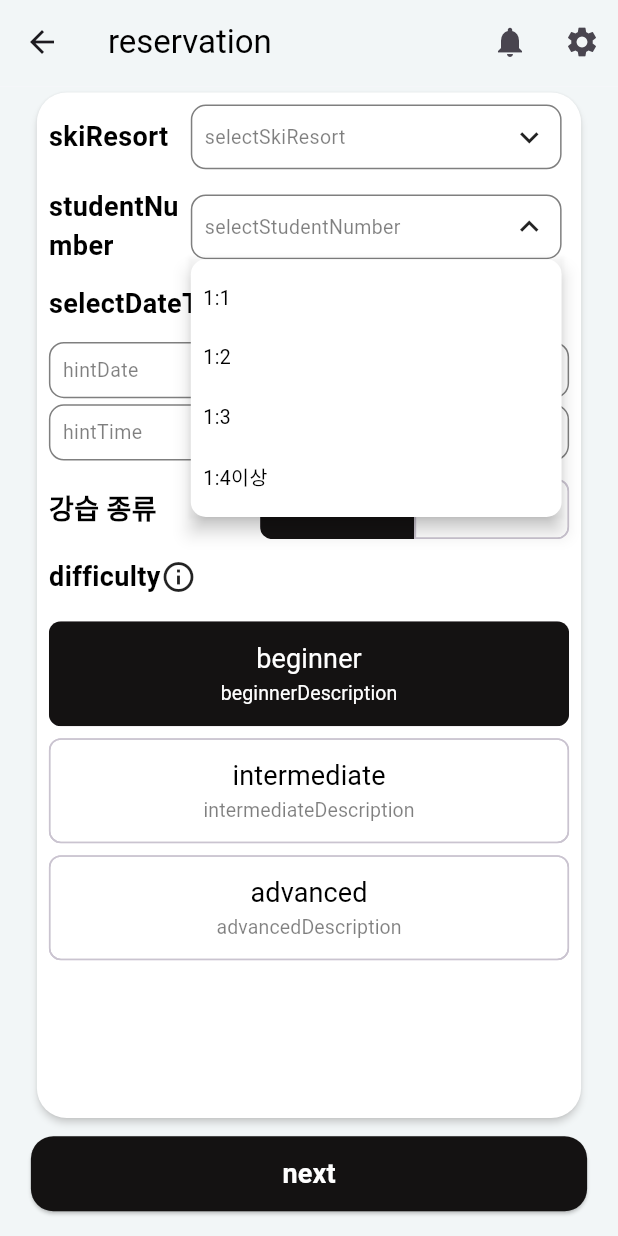
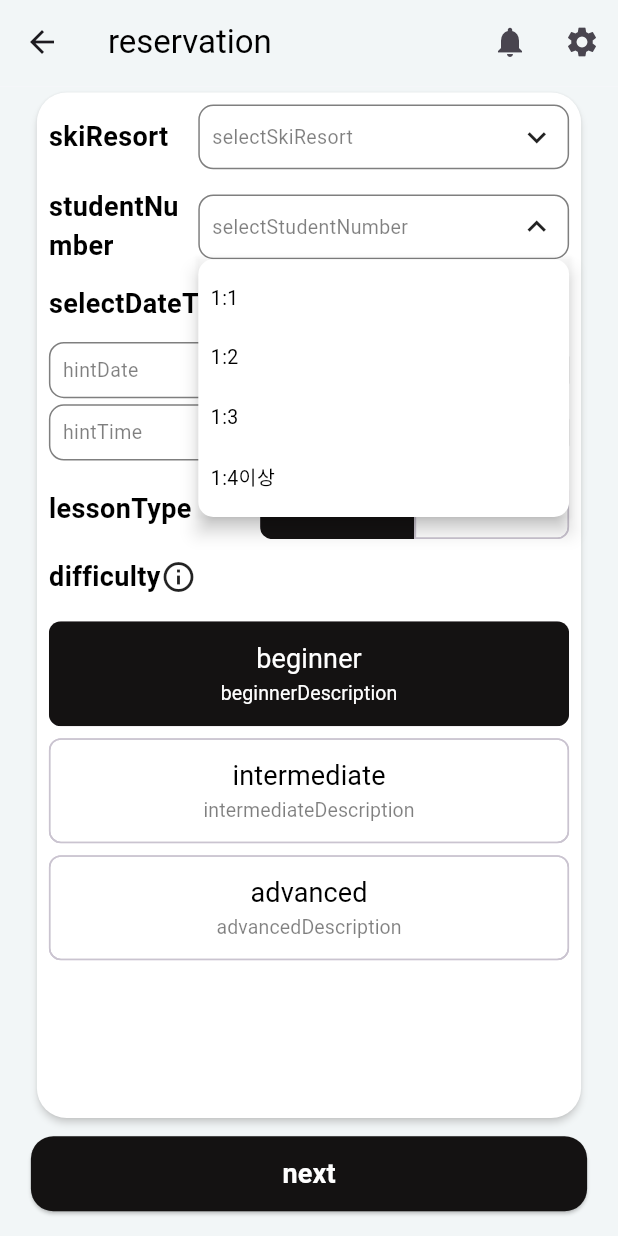
Before and after one commit to jason9865/go-ski, a Flutter app: the ReservationSelectScreen screen opened by its route, after a tap on "selectStudentNumber", on a phone screen of 412 x 824 dp. Run offline on Flutter 3.47's test engine with Material 3 defaults, Android fonts, the phone set to English and light mode, and no system bars; our stand-ins replace carousel_slider, dio, easy_localization, flutter_dotenv, flutter_secure_storage, flutter_svg and 4 more; missing offline and left inert: flutter_config, kakao_flutter_sdk; accounts and stored records are empty; network calls fail; Roboto replaces fonts that are missing (Jua); project files that could hold a hidden picture were left out.

```diff
--- a/goski_student/assets/translations/ko-KR.json
+++ b/goski_student/assets/translations/ko-KR.json
@@ -120,6 +120,7 @@
   "type": "종류",
   "selectDateTime": "일정 선택",
   "studentNumber": "강습 인원",
+  "lessonType": "강습 종류",
   "specialNote": "특이사항",
   "rest": "휴무",
   "selectStudentNumber": "강습 인원을 선택해주세요.",
@@ -218,22 +219,22 @@
   "price": "{}원",
   "kakaoPay": "카카오페이",
   "naverPay": "네이버페이",
-  "ask" : "문의",
-  "myLesson" : "나의 강습",
-  "paymentHistory" : "결제 내역",
-  "reservation" : "예약",
-  "dynamicUser" : "{}님",
-  "termsOfUse" : "이용약관",
-	"privacyPolicy" : "개인정보처리방침",
-	"businessInfo" : "사업자 정보",
-	"refundPolicy2" : "환불 정책",
-  "disclaimer" : "주식회사 고스키는 통신판매중개사로서, 상품/거래정보 및 거래와 관련하여 통신판매 당사자의 고의 또는 과실로 소비자에게 발생하는 손해에 대해 책임을 지지 않습니다. 상품 및 거래에 대한 정확한 정보는 해당 판매자에게 직접 확인바랍니다.",
-  "copyright" : "Copyright GOSKI. All Rights Reserved.",
-  "goskiBusinessInfo" : "고스키 사업자 정보",
-  "orderByPrice" : "가격순",
-  "orderByStar" : "별점순",
-  "orderByLowerPrice" : "낮은 가격순",
-  "orderByHigherPrice" : "높은 가격순",
+  "ask": "문의",
+  "myLesson": "나의 강습",
+  "paymentHistory": "결제 내역",
+  "reservation": "예약",
+  "dynamicUser": "{}님",
+  "termsOfUse": "이용약관",
+  "privacyPolicy": "개인정보처리방침",
+  "businessInfo": "사업자 정보",
+  "refundPolicy2": "환불 정책",
+  "disclaimer": "주식회사 고스키는 통신판매중개사로서, 상품/거래정보 및 거래와 관련하여 통신판매 당사자의 고의 또는 과실로 소비자에게 발생하는 손해에 대해 책임을 지지 않습니다. 상품 및 거래에 대한 정확한 정보는 해당 판매자에게 직접 확인바랍니다.",
+  "copyright": "Copyright GOSKI. All Rights Reserved.",
+  "goskiBusinessInfo": "고스키 사업자 정보",
+  "orderByPrice": "가격순",
+  "orderByStar": "별점순",
+  "orderByLowerPrice": "낮은 가격순",
+  "orderByHigherPrice": "높은 가격순",
   "reject": "거절",
   "accept": "수락",
   "deleteNotification": "알림 삭제",
--- a/goski_student/lib/data/data_source/ski_resort_service.dart
+++ b/goski_student/lib/data/data_source/ski_resort_service.dart
@@ -1,3 +1,5 @@
+import 'dart:convert';
+
 import 'package:dio/dio.dart';
 import 'package:flutter_dotenv/flutter_dotenv.dart';
 import 'package:flutter_secure_storage/flutter_secure_storage.dart';
@@ -14,10 +16,26 @@ class SkiResortService extends GetxService {
 
   Future<List<SkiResort>> getSkiResorts() async {
     try {
-      dynamic response = await CustomDio.dio.get('$baseUrl/common/resort');
-      return (response.data as List)
-          .map<SkiResort>((json) => SkiResort.fromJson(json))
-          .toList();
+      // dynamic response = await CustomDio.dio.get('$baseUrl/common/resort');
+      dynamic response = await CustomDio.dio.get(
+        'https://mocki.io/v1/dd5ef6b5-1af5-4419-b7c4-475324efb060',
+        options: Options(
+          headers: <String, String>{
+            'Content-Type': 'application/json; charset=UTF-8',
+          },
+        ),
+      );
+      if (response.data is Map<String, dynamic> &&
+          response.data['data'] is List) {
+        logger.d(response.data['data']);
+        return (response.data['data'] as List)
+            .map<SkiResort>(
+                (json) => SkiResort.fromJson(json as Map<String, dynamic>))
+            .toList();
+      } else {
+        logger.e("Unexpected data format");
+        return []; // Handle unexpected format by returning an empty list
+      }
     } on DioError catch (e) {
       logger.e("Failed to fetch ski resorts: ${e.message}");
       return []; // Return an empty list on error or throw a custom exception
--- a/goski_student/lib/data/model/reservation.dart
+++ b/goski_student/lib/data/model/reservation.dart
@@ -7,14 +7,15 @@ class ReservationRequest {
   final int duration;
   final int cost;
 
-  ReservationRequest(
-      {required this.resortId,
-      required this.lessonType,
-      required this.totalStudent,
-      required this.lessonDate,
-      required this.startTime,
-      required this.duration,
-      required this.cost});
+  ReservationRequest({
+    required this.resortId,
+    required this.lessonType,
+    required this.totalStudent,
+    required this.lessonDate,
+    required this.startTime,
+    required this.duration,
+    required this.cost,
+  });
 }
 
 class Reservation {}
--- a/goski_student/lib/data/model/ski_resort.dart
+++ b/goski_student/lib/data/model/ski_resort.dart
@@ -11,8 +11,8 @@ class SkiResort {
 
   factory SkiResort.fromJson(Map<String, dynamic> json) {
     return SkiResort(
-        resortId: json['resortId'],
-        resortName: json['resortName'],
-        resortLocation: json['resortLocation']);
+        resortId: json['resortId'] as int,
+        resortName: json['resortName'] as String,
+        resortLocation: json['resortLocation'] as String);
   }
 }
--- a/goski_student/lib/ui/reservation/u018_reservation_select.dart
+++ b/goski_student/lib/ui/reservation/u018_reservation_select.dart
@@ -14,12 +14,13 @@ import 'package:goski_student/ui/component/goski_switch.dart';
 import 'package:goski_student/ui/component/goski_text.dart';
 import 'package:goski_student/view_model/reservation_view_model.dart';
 import 'package:goski_student/view_model/ski_resort_view_model.dart';
+import 'package:logger/logger.dart';
 
-final ReservationViewModel reservationViewModel =
-    Get.put(ReservationViewModel());
+Logger logger = Logger();
+// final ReservationViewModel reservationViewModel =
+//     Get.put(ReservationViewModel());
 final screenSizeController = Get.find<ScreenSizeController>();
-final SkiResortViewModel skiResortViewModel =
-    Get.put(SkiResortViewModel(), permanent: true);
+final SkiResortViewModel skiResortViewModel = Get.put(SkiResortViewModel());
 
 class ReservationSelectScreen extends StatelessWidget {
   ReservationSelectScreen({super.key});
@@ -40,15 +41,13 @@ class ReservationSelectScreen extends StatelessWidget {
             padding: const EdgeInsets.all(8.0),
             child: Column(
               children: [
-                _SkiResortDropdown(screenSizeController: screenSizeController),
+                _SkiResortDropdown(),
                 SizedBox(height: contentPadding),
-                _StudentNumberDropdown(
-                    screenSizeController: screenSizeController),
+                _StudentNumberDropdown(),
                 SizedBox(height: contentPadding),
-                _DateTimeSelectors(screenSizeController: screenSizeController),
+                _DateTimeSelectors(),
                 SizedBox(height: contentPadding),
-                _DifficultyLevelSwitch(
-                    screenSizeController: screenSizeController),
+                _DifficultyLevelSwitch(),
                 SizedBox(height: contentPadding),
                 // Add more widgets as needed
               ],
@@ -61,14 +60,13 @@ class ReservationSelectScreen extends StatelessWidget {
 }
 
 class _SkiResortDropdown extends StatelessWidget {
-  final ScreenSizeController screenSizeController;
-  final skiResortViewModel = Get.find<SkiResortViewModel>();
-
-  _SkiResortDropdown({super.key, required this.screenSizeController});
+  _SkiResortDropdown({
+    super.key,
+  });
 
   @override
   Widget build(BuildContext context) {
-    final skiResortViewModel = Get.find<SkiResortViewModel>();
+    // logger.d(skiResortViewModel.skiResortNames);
 
     return Row(
       children: [
@@ -78,15 +76,13 @@ class _SkiResortDropdown extends StatelessWidget {
           isBold: true,
           isExpanded: true,
         ),
-        Padding(
-          padding: const EdgeInsets.only(right: 5.0),
-          child: SizedBox(
+        SizedBox(
           width: screenSizeController.getWidthByRatio(0.6),
-            child: GoskiDropdown(
+          child: Obx(() => GoskiDropdown(
                 hint: tr('selectSkiResort'),
                 list: skiResortViewModel.skiResortNames,
-            ),
-          ),
+                // TODO. selected 저장
+              )),
         ),
       ],
     );
@@ -94,9 +90,9 @@ class _SkiResortDropdown extends StatelessWidget {
 }
 
 class _StudentNumberDropdown extends StatelessWidget {
-  final ScreenSizeController screenSizeController;
-
-  const _StudentNumberDropdown({super.key, required this.screenSizeController});
+  const _StudentNumberDropdown({
+    super.key,
+  });
 
   @override
   Widget build(BuildContext context) {
@@ -108,14 +104,11 @@ class _StudentNumberDropdown extends StatelessWidget {
           isBold: true,
           isExpanded: true,
         ),
-        Padding(
-          padding: const EdgeInsets.only(right: 5.0),
-          child: SizedBox(
+        SizedBox(
           width: screenSizeController.getWidthByRatio(0.6),
           child: GoskiDropdown(
             hint: tr('selectStudentNumber'),
             list: ['1:1', '1:2', '1:3', '1:4이상'],
-            ),
           ),
         ),
       ],
@@ -124,9 +117,9 @@ class _StudentNumberDropdown extends StatelessWidget {
 }
 
 class _DateTimeSelectors extends StatelessWidget {
-  final ScreenSizeController screenSizeController;
-
-  _DateTimeSelectors({super.key, required this.screenSizeController});
+  _DateTimeSelectors({
+    super.key,
+  });
 
   final List<String> goskiLessonType = [
     tr('ski'),
@@ -171,7 +164,7 @@ class _DateTimeSelectors extends StatelessWidget {
       Row(
         children: [
           GoskiText(
-            text: "강습 종류",
+            text: tr('lessonType'),
             size: goskiFontLarge,
             isBold: true,
             isExpanded: true,
@@ -205,9 +198,9 @@ class _DateTimeSelectors extends StatelessWidget {
 }
 
 class _DifficultyLevelSwitch extends StatelessWidget {
-  final ScreenSizeController screenSizeController;
-
-  const _DifficultyLevelSwitch({super.key, required this.screenSizeController});
+  const _DifficultyLevelSwitch({
+    super.key,
+  });
 
   @override
   Widget build(BuildContext context) {
--- a/goski_student/lib/view_model/ski_resort_view_model.dart
+++ b/goski_student/lib/view_model/ski_resort_view_model.dart
@@ -7,10 +7,10 @@ class SkiResortViewModel extends GetxController {
   var skiResorts = <SkiResort>[].obs;
 
   SkiResortViewModel() {
-    _getSkiResortList();
+    getSkiResortList();
   }
 
-  Future<void> _getSkiResortList() async {
+  Future<void> getSkiResortList() async {
     skiResorts.value = await _skiResortRepository.getSkiResortList();
   }
 
```
Lines whose indentation alone changed are shown as unchanged.
